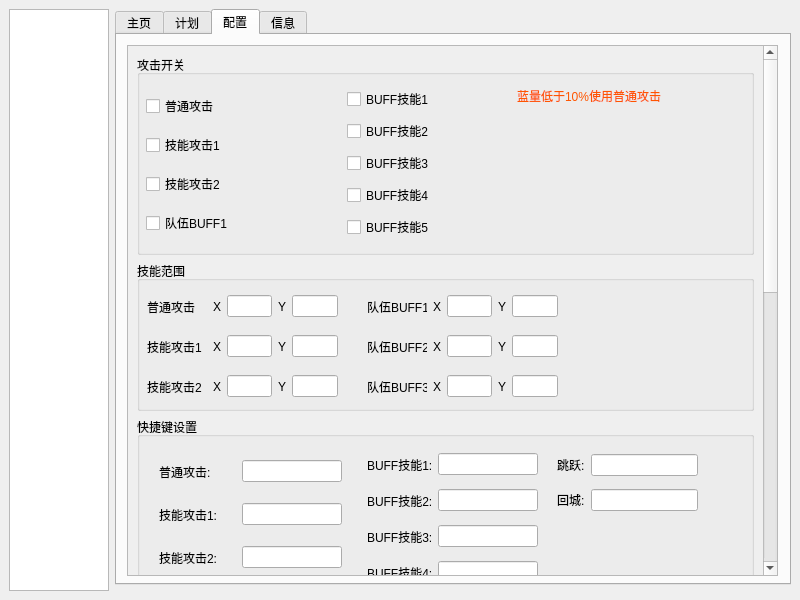
First picture: the form in mainwindow.ui, repository kinvcode/BattleMush, before the edit.
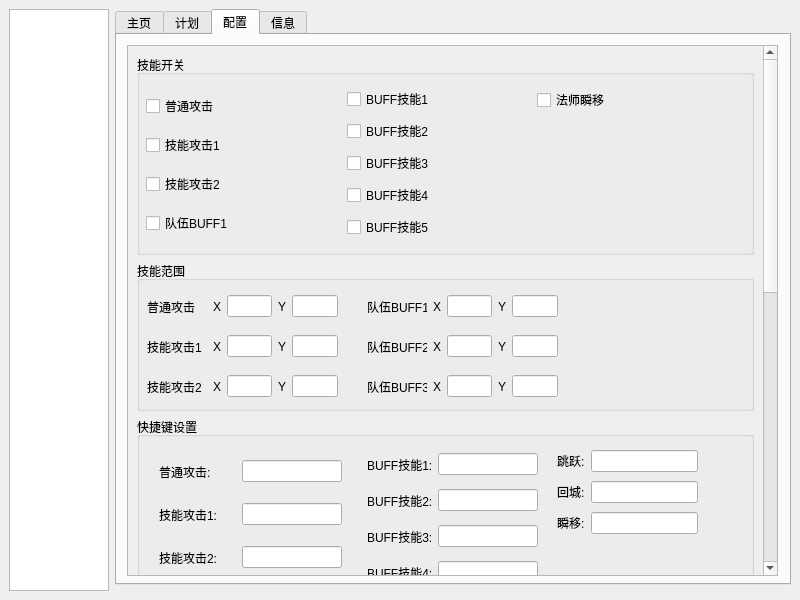
Second picture: the form after the edit. The open tabs and pages were chosen to show the change. Custom widgets are drawn as their Qt base class.

Commit message: 支持法师瞬移

Patch:
```diff
--- a/mainwindow.ui
+++ b/mainwindow.ui
@@ -51,7 +51,7 @@
          </size>
         </property>
         <property name="currentIndex">
-         <number>3</number>
+         <number>2</number>
         </property>
         <widget class="QWidget" name="tab_main">
          <attribute name="title">
@@ -371,7 +371,7 @@
                </size>
               </property>
               <property name="title">
-               <string>攻击开关</string>
+               <string>技能开关</string>
               </property>
               <widget class="QWidget" name="verticalLayoutWidget_2">
                <property name="geometry">
@@ -413,23 +413,6 @@
                 </item>
                </layout>
               </widget>
-              <widget class="QLabel" name="label_11">
-               <property name="geometry">
-                <rect>
-                 <x>380</x>
-                 <y>30</y>
-                 <width>321</width>
-                 <height>21</height>
-                </rect>
-               </property>
-               <property name="styleSheet">
-                <string notr="true">font: 350 14pt &quot;思源黑体&quot;;
-color: #FF5500;</string>
-               </property>
-               <property name="text">
-                <string>蓝量低于10%使用普通攻击</string>
-               </property>
-              </widget>
               <widget class="QWidget" name="verticalLayoutWidget_3">
                <property name="geometry">
                 <rect>
@@ -477,6 +460,25 @@
                 </item>
                </layout>
               </widget>
+              <widget class="QWidget" name="verticalLayoutWidget_4">
+               <property name="geometry">
+                <rect>
+                 <x>400</x>
+                 <y>30</y>
+                 <width>171</width>
+                 <height>31</height>
+                </rect>
+               </property>
+               <layout class="QVBoxLayout" name="verticalLayout_7">
+                <item>
+                 <widget class="QCheckBox" name="checkBox_atk_switch_skillteleport">
+                  <property name="text">
+                   <string>法师瞬移</string>
+                  </property>
+                 </widget>
+                </item>
+               </layout>
+              </widget>
              </widget>
             </item>
             <item>
@@ -1063,27 +1065,10 @@
                  <x>420</x>
                  <y>30</y>
                  <width>141</width>
-                 <height>71</height>
+                 <height>91</height>
                 </rect>
                </property>
                <layout class="QGridLayout" name="gridLayout_3">
-                <item row="0" column="1">
-                 <widget class="HotkeyEdit" name="lineEdit_bindkey_jump">
-                  <property name="minimumSize">
-                   <size>
-                    <width>100</width>
-                    <height>0</height>
-                   </size>
-                  </property>
-                 </widget>
-                </item>
-                <item row="0" column="0">
-                 <widget class="QLabel" name="label_9">
-                  <property name="text">
-                   <string>跳跃:</string>
-                  </property>
-                 </widget>
-                </item>
                 <item row="1" column="0">
                  <widget class="QLabel" name="label_10">
                   <property name="text">
@@ -1091,6 +1076,16 @@
                   </property>
                  </widget>
                 </item>
+                <item row="0" column="1">
+                 <widget class="HotkeyEdit" name="lineEdit_bindkey_jump">
+                  <property name="minimumSize">
+                   <size>
+                    <width>100</width>
+                    <height>0</height>
+                   </size>
+                  </property>
+                 </widget>
+                </item>
                 <item row="1" column="1">
                  <widget class="HotkeyEdit" name="lineEdit_bindkey_gohome">
                   <property name="minimumSize">
@@ -1101,6 +1096,30 @@
                   </property>
                  </widget>
                 </item>
+                <item row="0" column="0">
+                 <widget class="QLabel" name="label_9">
+                  <property name="text">
+                   <string>跳跃:</string>
+                  </property>
+                 </widget>
+                </item>
+                <item row="2" column="0">
+                 <widget class="QLabel" name="label_53">
+                  <property name="text">
+                   <string>瞬移:</string>
+                  </property>
+                 </widget>
+                </item>
+                <item row="2" column="1">
+                 <widget class="HotkeyEdit" name="lineEdit_bindkey_skillteleport">
+                  <property name="minimumSize">
+                   <size>
+                    <width>100</width>
+                    <height>0</height>
+                   </size>
+                  </property>
+                 </widget>
+                </item>
                </layout>
               </widget>
               <widget class="QWidget" name="gridLayoutWidget_2">
```
The commit also changes 12 other files.
